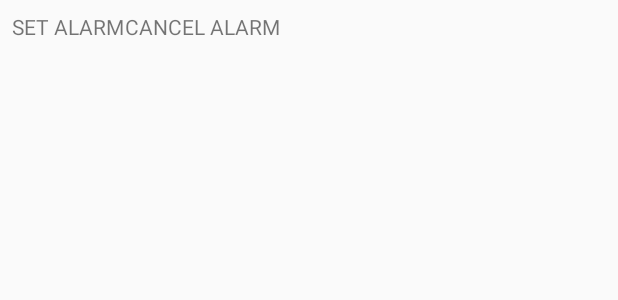
After one commit to ernieb4768/PowerNapAlarm, an Android app: the layout card_native_material_supplemental_actions_large.xml on its own in the app's theme, with its tools: preview values and no code run, on a phone screen of 412 x 824 dp. The commit adds this screen. Shown: the top 300 px of the screen. Run offline under Robolectric (Android 15) with nearby library versions, the phone set to English and light mode, and no system bars.

Commit message:
Card UI update

```diff
--- /dev/null
+++ b/app/src/main/res/layout/card_native_material_supplemental_actions_large.xml
@@ -0,0 +1,46 @@
+<?xml version="1.0" encoding="utf-8"?>
+
+<!--
+  ~ *******************************************************************************
+  ~   Copyright (c) 2013-2014 Gabriele Mariotti.
+  ~
+  ~   Licensed under the Apache License, Version 2.0 (the "License");
+  ~   you may not use this file except in compliance with the License.
+  ~   You may obtain a copy of the License at
+  ~
+  ~   http://www.apache.org/licenses/LICENSE-2.0
+  ~
+  ~   Unless required by applicable law or agreed to in writing, software
+  ~   distributed under the License is distributed on an "AS IS" BASIS,
+  ~   WITHOUT WARRANTIES OR CONDITIONS OF ANY KIND, either express or implied.
+  ~   See the License for the specific language governing permissions and
+  ~   limitations under the License.
+  ~  *****************************************************************************
+  -->
+
+<LinearLayout xmlns:android="http://schemas.android.com/apk/res/android"
+			  android:orientation="horizontal"
+			  android:layout_width="match_parent"
+			  android:layout_height="match_parent"
+			  android:padding="@dimen/actions_padding"
+			  android:paddingLeft="@dimen/actions_padding_left"
+			  android:paddingRight="@dimen/actions_padding_left">
+
+	<TextView
+		android:id="@+id/text1"
+		android:text="SET ALARM"
+		android:background="?android:selectableItemBackground"
+		android:layout_width="wrap_content"
+		style="@style/card.native.actions"
+		android:layout_height="wrap_content"/>
+
+
+	<TextView
+		android:id="@+id/text2"
+		android:text="CANCEL ALARM"
+		android:background="?android:selectableItemBackground"
+		android:layout_width="wrap_content"
+		style="@style/card.native.actions"
+		android:layout_height="wrap_content"/>
+
+</LinearLayout>
```
Also changed, not shown: app/src/main/java/com/rmh/powernap/powernapalarm/StandardAlarmFragment.java (+47 -0 lines), app/src/main/res/layout/fragment_standard_alarm.xml (+6 -4 lines).
